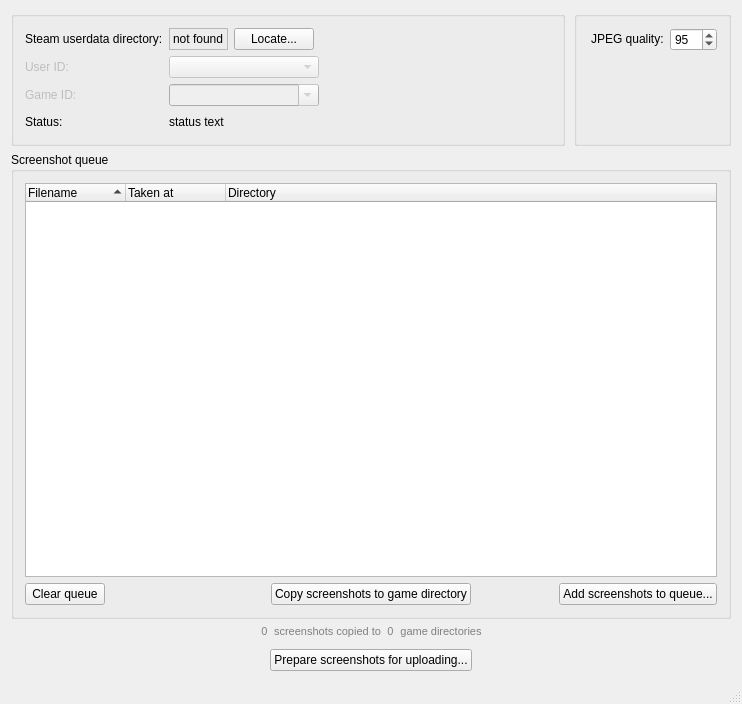
Above: mainwindow.ui from awthwathje/SteaScree before the change. Below: the same form after it.
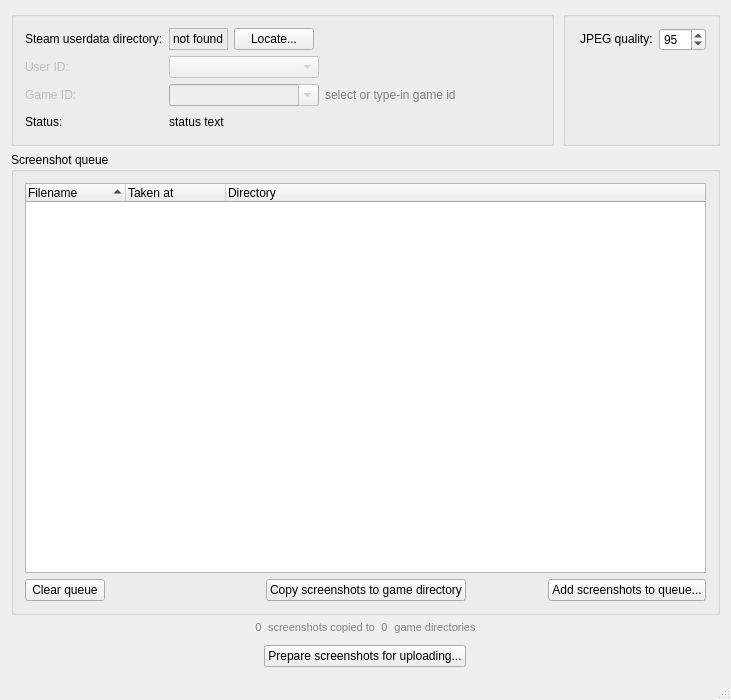
That is the form after the change. Custom widgets are drawn as their Qt base class.

Commit message: Added guiding text next to the game id combobox.

```diff
--- a/mainwindow.ui
+++ b/mainwindow.ui
@@ -6,13 +6,13 @@
    <rect>
     <x>0</x>
     <y>0</y>
-    <width>742</width>
-    <height>704</height>
+    <width>731</width>
+    <height>700</height>
    </rect>
   </property>
   <property name="minimumSize">
    <size>
-    <width>685</width>
+    <width>700</width>
     <height>450</height>
    </size>
   </property>
@@ -496,6 +496,32 @@
                </property>
               </widget>
              </item>
+             <item>
+              <widget class="QLabel" name="label_3">
+               <property name="styleSheet">
+                <string notr="true">color: grey</string>
+               </property>
+               <property name="text">
+                <string>select or type-in game id</string>
+               </property>
+               <property name="alignment">
+                <set>Qt::AlignLeading|Qt::AlignLeft|Qt::AlignVCenter</set>
+               </property>
+              </widget>
+             </item>
+             <item>
+              <spacer name="horizontalSpacer_4">
+               <property name="orientation">
+                <enum>Qt::Horizontal</enum>
+               </property>
+               <property name="sizeHint" stdset="0">
+                <size>
+                 <width>40</width>
+                 <height>20</height>
+                </size>
+               </property>
+              </spacer>
+             </item>
             </layout>
            </item>
            <item row="1" column="0">
```
